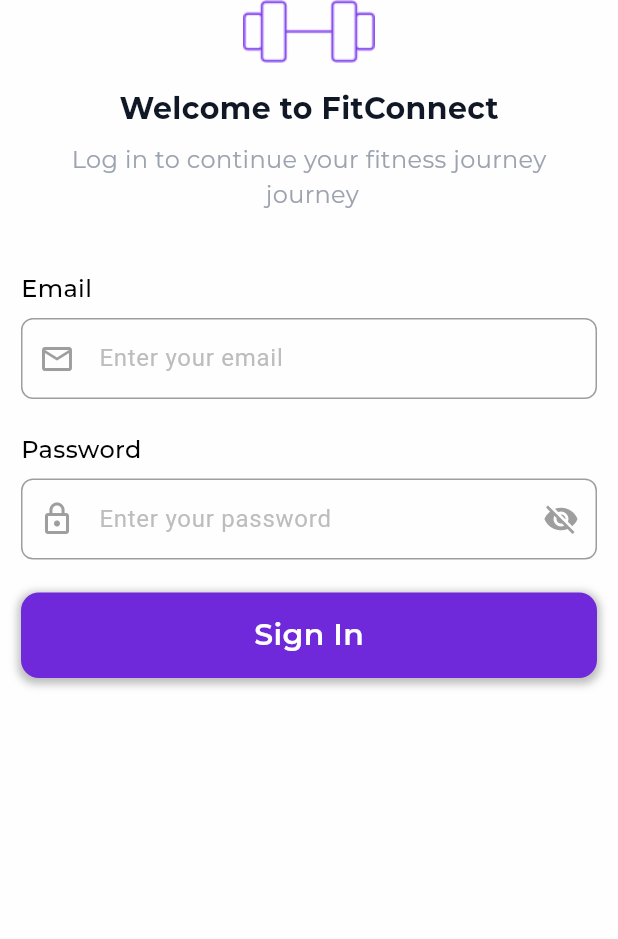
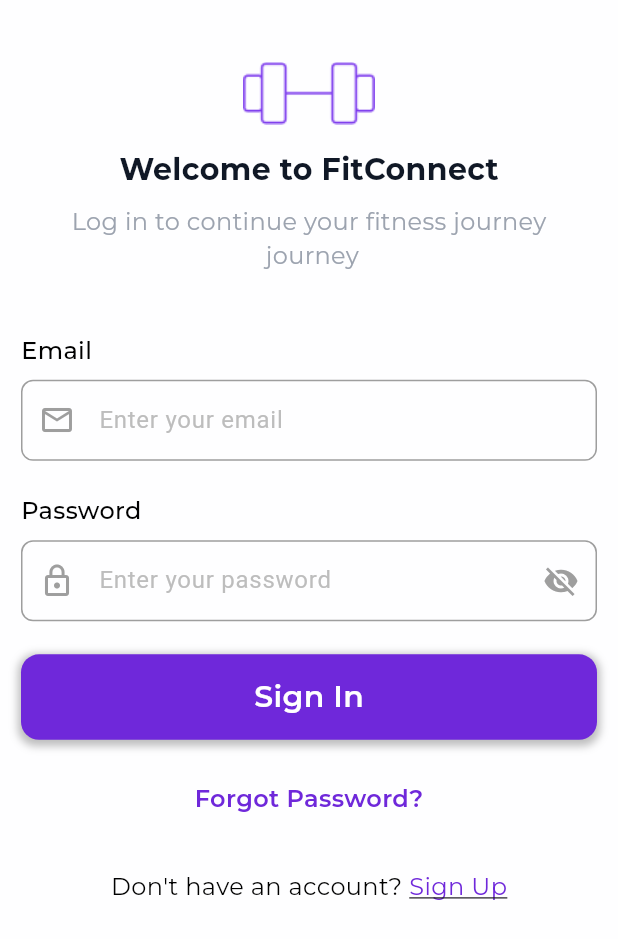
Before and after one commit to HamzaLahmedi/pfe_coashing_app, a Flutter app: the screen it shows after launch, on a phone screen of 412 x 824 dp. Shown: the top 939 px of the screen. Run offline on Flutter 3.47's test engine with Material 3 defaults, Android fonts, the phone set to English and light mode, and no system bars; our stand-ins replace cloud_firestore, curved_navigation_bar, firebase_auth, firebase_core, fluttertoast, google_fonts; accounts and stored records are empty.

Commit message:
Enhance SignInView with additional UI elements; add "Forgot Password?" and "Sign Up" links, implement social icons section, and improve layout with padding and scroll support

```diff
--- a/lib/auth/sign_in_view.dart
+++ b/lib/auth/sign_in_view.dart
@@ -35,11 +35,15 @@ class _SignInViewState extends State<SignInView> {
     final double height = MediaQuery.of(context).size.height;
 
     return Scaffold(
-        backgroundColor: AppColors.lightBackground,
-        body: SafeArea(
+      backgroundColor: AppColors.lightBackground,
+      body: SafeArea(
+        child: SingleChildScrollView(
           child: Padding(
             padding: const EdgeInsets.symmetric(horizontal: 14),
             child: Column(children: [
+              SizedBox(
+                height: height * 0.05,
+              ),
               Center(
                 child: Image.asset(
                   "assets/images/icon_sign.png",
@@ -89,7 +93,7 @@ class _SignInViewState extends State<SignInView> {
               SizedBox(
                 height: 22,
               ),
-               CustomTextField(
+              CustomTextField(
                 hintText: "Enter your password",
                 icon: Icons.lock_outline,
                 controller: _passwordController,
@@ -102,13 +106,100 @@ class _SignInViewState extends State<SignInView> {
               ),
               CustomElevatedButton(
                 text: "Sign In",
-                onPressed: (){},
+                onPressed: () {},
                 color: AppColors.buttonPrimary,
                 textColor: Colors.white,
-              )
+              ),
+              SizedBox(
+                height: 28,
+              ),
+              GestureDetector(
+                onTap: () {
+                  // Handle forgot password
+                },
+                child: Text(
+                  "Forgot Password?",
+                  style: GoogleFonts.montserrat(
+                    color: AppColors.primaryColor,
+                    fontSize: 16,
+                    fontWeight: FontWeight.w600,
+                  ),
+                ),
+              ),
+              SizedBox(height: 32.0),
+
+              // Sign Up Link
+              Row(
+                mainAxisAlignment: MainAxisAlignment.center,
+                children: [
+                  Text(
+                    "Don't have an account? ",
+                    style: GoogleFonts.montserrat(
+                      color: Colors.black,
+                      fontSize: 16,
+                      fontWeight: FontWeight.normal,
+                    ),
+                  ),
+                  GestureDetector(
+                    onTap: () {
+                      // Navigate to Sign Up screen
+                    },
+                    child: Text(
+                      "Sign Up",
+                      style: GoogleFonts.montserrat(
+                        color: AppColors.primaryColor,
+                        fontSize: 16,
+                        fontWeight: FontWeight.normal,
+                        decoration: TextDecoration.underline,
+                      ),
+                    ),
+                  ),
+                  SizedBox(
+                    height: 30,
+                  ),
+                ],
+              ),
+             /* SizedBox(
+                height: 40,
+              ),
+              Row(
+                mainAxisAlignment: MainAxisAlignment.center,
+                children: [
+                  SocialIconsSignIn(
+                    icon: Image.asset(
+                      "assets/images/google_icon.png",
+                      width: 36.0,
+                      height: 36.0,
+                      color: Colors.black87,
+                    ),
+                  ),
+                  SizedBox(
+                    width: 20,
+                  ),
+                  SocialIconsSignIn(
+                    icon: Icon(
+                      Icons.facebook,
+                      color: Colors.black87,
+                      size: 36.0,
+                    ),
+                  ),
+                  SizedBox(
+                    width: 20,
+                  ),
+                  SocialIconsSignIn(
+                    icon: Icon(
+                      Icons.apple,
+                      color: Colors.black87,
+                      size: 36.0,
+                    ),
+                  ),
+                ],
+              )*/
             ]),
           ),
-        ),);
+        ),
+      ),
+    );
   }
 
 /*
@@ -286,3 +377,25 @@ SafeArea(
     return emailRegex.hasMatch(email);
   }
 }
+
+class SocialIconsSignIn extends StatelessWidget {
+  const SocialIconsSignIn({
+    super.key,
+    this.icon,
+  });
+  final Widget? icon;
+  @override
+  Widget build(BuildContext context) {
+    return Container(
+      width: 60,
+      height: 60,
+      decoration: BoxDecoration(
+        shape: BoxShape.circle,
+        border: Border.all(color: Colors.grey, width: 1),
+      ),
+      child: Center(
+        child: icon ?? Icon(Icons.no_accounts),
+      ),
+    );
+  }
+}
```
